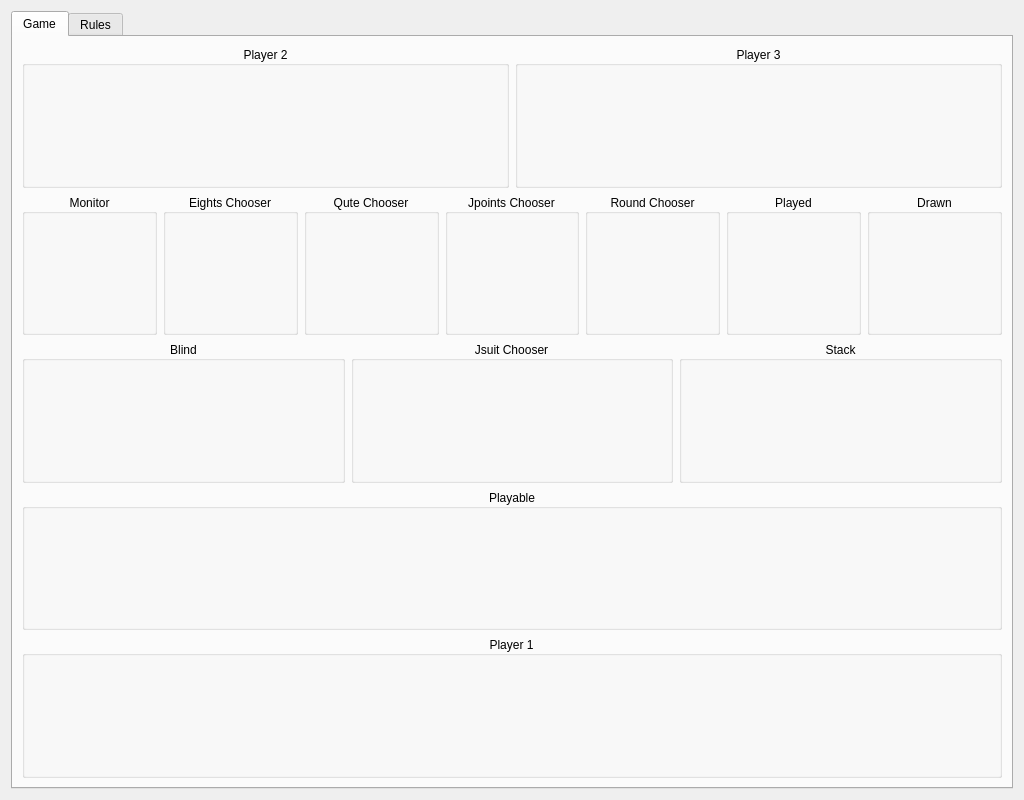
squawk7x/aQuteCardGame, file table.ui: the form before one commit.
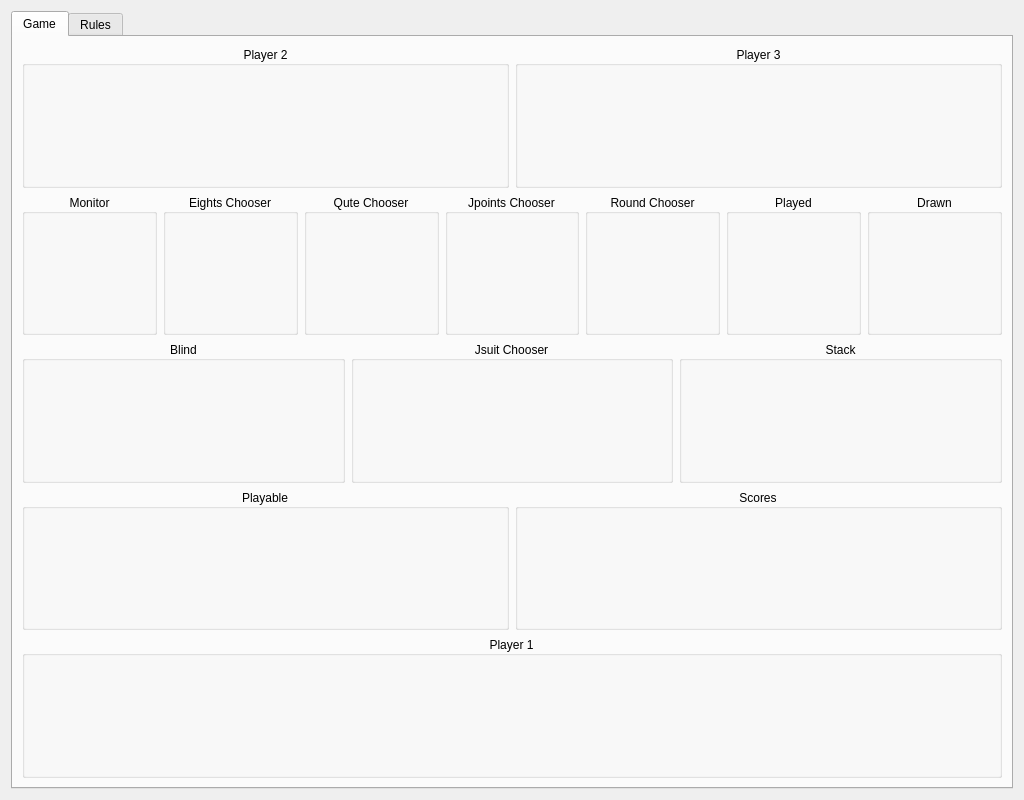
The form after the commit.

Commit message: Scores / LCDNumber implemented

Diff of the .ui file:
```diff
--- a/table.ui
+++ b/table.ui
@@ -196,6 +196,17 @@
            <layout class="QHBoxLayout" name="playable"/>
           </widget>
          </item>
+         <item>
+          <widget class="QGroupBox" name="Scores">
+           <property name="title">
+            <string>Scores</string>
+           </property>
+           <property name="alignment">
+            <set>Qt::AlignCenter</set>
+           </property>
+           <layout class="QHBoxLayout" name="scores"/>
+          </widget>
+         </item>
         </layout>
        </item>
        <item>
```
The commit also changes 4 other files.
